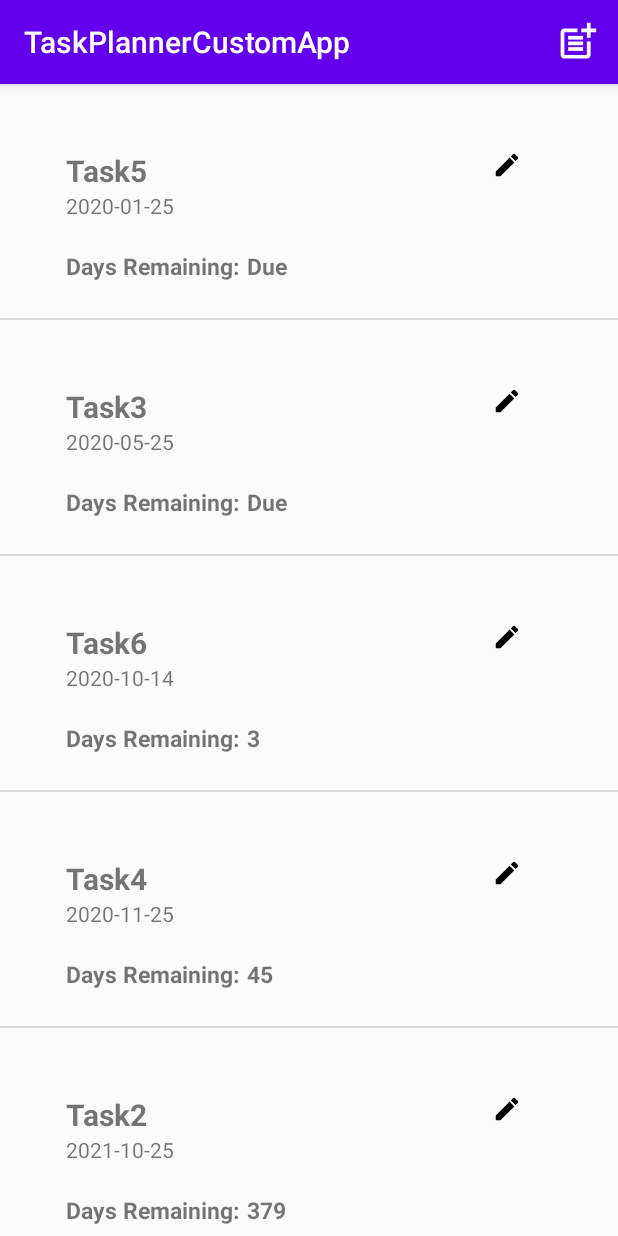
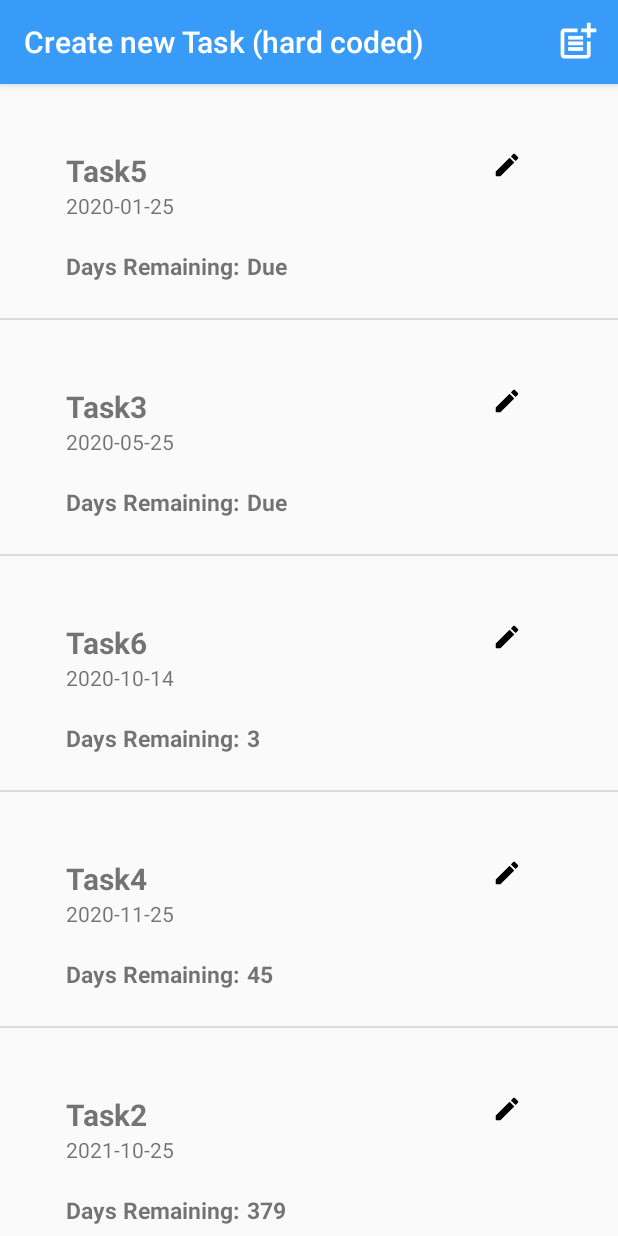
Before and after one commit to 102419310/TaskPlanner, an Android app: the screen it shows after launch (MainActivity), after a tap on "Create", on a phone screen of 412 x 824 dp. Run offline under Robolectric (Android 15) with nearby library versions, the phone set to English and light mode, and no system bars.

Commit message:
decoration on tool bar

```diff
--- a/app/src/main/java/com/example/taskplannercustomapp/MainActivity.kt
+++ b/app/src/main/java/com/example/taskplannercustomapp/MainActivity.kt
@@ -21,6 +21,7 @@ class MainActivity : AppCompatActivity() {
 
     override fun onCreate(savedInstanceState: Bundle?) {
         super.onCreate(savedInstanceState)
+        supportActionBar?.setTitle("TY Task Planner")
 
         setContentView(R.layout.activity_main)
         initData()
@@ -39,7 +40,6 @@ class MainActivity : AppCompatActivity() {
     override fun onContextItemSelected(item: MenuItem): Boolean {
         return when (item!!.itemId) {
             1 ->{
-
                 Toast.makeText(applicationContext, "Modify", Toast.LENGTH_SHORT).show()
                 true
             }
@@ -81,6 +81,7 @@ class MainActivity : AppCompatActivity() {
     override fun onOptionsItemSelected(item: MenuItem): Boolean {
         return when (item.itemId) {
             R.id.create -> {
+                supportActionBar?.setTitle("Create new Task (hard coded)")
                 Toast.makeText(applicationContext, "Create new Task", Toast.LENGTH_LONG).show()
                 true
             }
--- a/app/src/main/res/values/colors.xml
+++ b/app/src/main/res/values/colors.xml
@@ -1,6 +1,6 @@
 <?xml version="1.0" encoding="utf-8"?>
 <resources>
-    <color name="colorPrimary">#6200EE</color>
-    <color name="colorPrimaryDark">#3700B3</color>
+    <color name="colorPrimary">#389BF7</color>
+    <color name="colorPrimaryDark">#8C64FF</color>
     <color name="colorAccent">#03DAC5</color>
 </resources>
```
